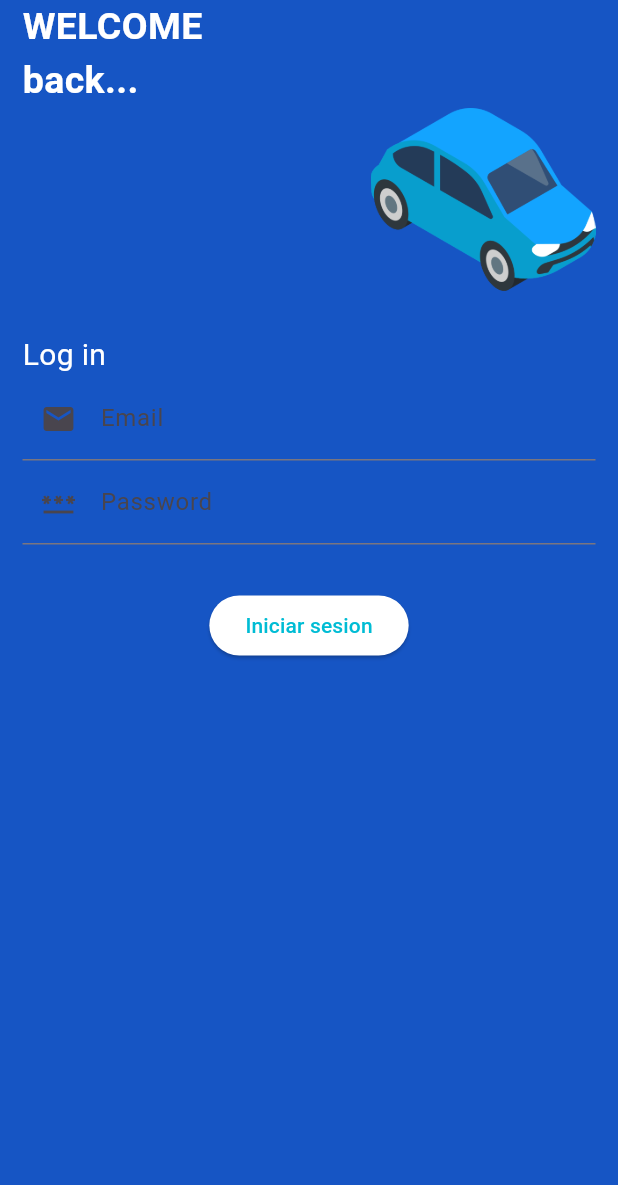
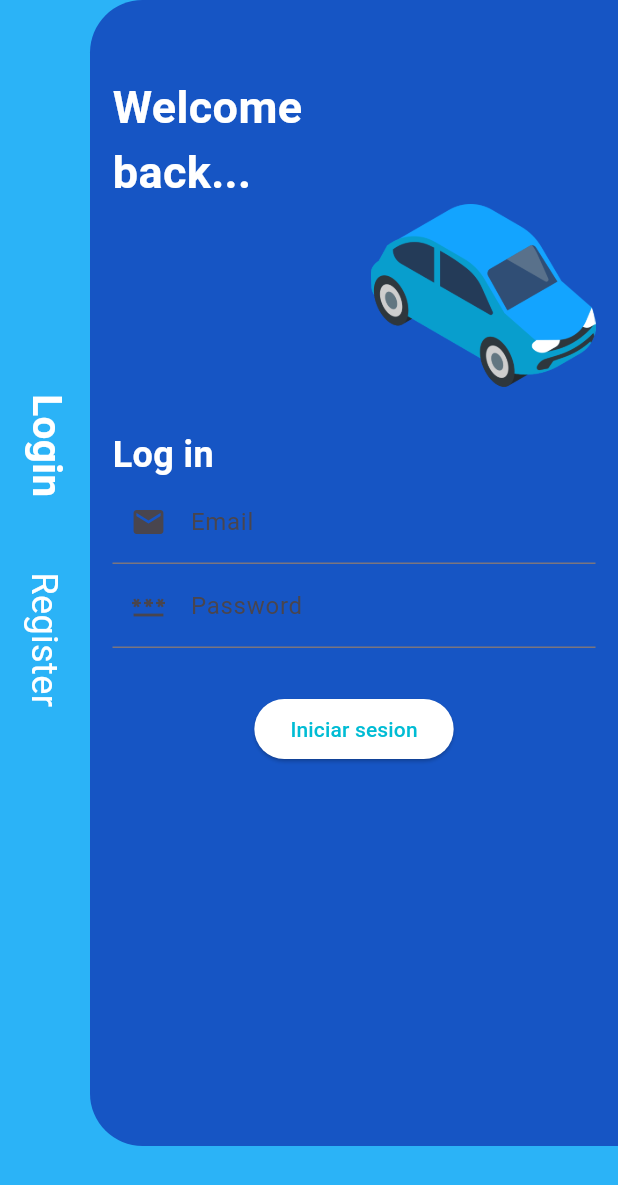
Before and after one commit to alanbalfonso/Flutter_Indriver_Clone, a Flutter app: the screen it shows after launch, on a phone screen of 412 x 824 dp. Shown: the top 1185 px of the screen. Run offline on Flutter 3.47's test engine with Material 3 defaults, Android fonts, the phone set to English and light mode, and no system bars.

Commit message:
cambios en pantalla login

```diff
--- a/app/indriver_clone_flutter/lib/src/presentation/pages/auth/login/LoginContent.dart
+++ b/app/indriver_clone_flutter/lib/src/presentation/pages/auth/login/LoginContent.dart
@@ -5,23 +5,60 @@ class LoginContent extends StatelessWidget {
 
   @override
   Widget build(BuildContext context) {
-    return SafeArea(
+    return Stack(children: [
+      Container(
+        height: MediaQuery.of(context).size.height,
+        width: MediaQuery.of(context).size.width,
+        color: const Color.fromARGB(255, 43, 179, 247),
+        padding: EdgeInsets.only(left: 12),
+        child: Column(
+          crossAxisAlignment: CrossAxisAlignment.start, //HORIZONTAL
+          mainAxisAlignment: MainAxisAlignment.center, //VERTICAL
+          children: [
+            RotatedBox(
+                quarterTurns: 1,
+                child: Text('Login',
+                    style: TextStyle(
+                        color: Colors.white,
+                        fontSize: 27,
+                        fontWeight: FontWeight.bold))),
+            SizedBox(height: 50),
+            RotatedBox(
+              quarterTurns: 1,
+              child: Text(
+                'Register',
+                style: TextStyle(color: Colors.white, fontSize: 24),
+              ),
+            ),
+            SizedBox(height: 90),
+          ],
+        ),
+      ),
+      Container(
+        margin: EdgeInsets.only(left: 60, bottom: 60),
+        decoration: BoxDecoration(
+            color: Color.fromARGB(255, 22, 85, 196),
+            borderRadius: BorderRadius.only(
+                topLeft: Radius.circular(35), bottomLeft: Radius.circular(35))),
         child: Container(
           margin: EdgeInsets.only(left: 15, right: 15),
           child: Column(
             crossAxisAlignment: CrossAxisAlignment.start,
             children: [
+              SizedBox(
+                height: 50,
+              ),
               Text(
-              'WELCOME',
+                'Welcome',
                 style: TextStyle(
-                  fontSize: 25,
+                    fontSize: 30,
                     color: Colors.white,
                     fontWeight: FontWeight.bold),
               ),
               Text(
                 'back...',
                 style: TextStyle(
-                  fontSize: 25,
+                    fontSize: 30,
                     color: Colors.white,
                     fontWeight: FontWeight.bold),
               ),
@@ -36,9 +73,9 @@ class LoginContent extends StatelessWidget {
               Text(
                 'Log in',
                 style: TextStyle(
-                fontSize: 20,
+                    fontSize: 24,
                     color: Colors.white,
-              ),
+                    fontWeight: FontWeight.bold),
               ),
               TextFormField(
                 decoration: InputDecoration(
@@ -53,7 +90,8 @@ class LoginContent extends StatelessWidget {
                 margin: EdgeInsets.only(top: 30),
                 child: ElevatedButton(
                   onPressed: () {},
-                style: ElevatedButton.styleFrom(backgroundColor: Colors.white),
+                  style:
+                      ElevatedButton.styleFrom(backgroundColor: Colors.white),
                   child: Text(
                     'Iniciar sesion',
                     style: TextStyle(color: Colors.cyan),
@@ -63,6 +101,7 @@ class LoginContent extends StatelessWidget {
             ],
           ),
         ),
-    );
+      ),
+    ]);
   }
 }
--- a/app/indriver_clone_flutter/lib/src/presentation/pages/auth/login/LoginPage.dart
+++ b/app/indriver_clone_flutter/lib/src/presentation/pages/auth/login/LoginPage.dart
@@ -16,7 +16,7 @@ class _LoginPageState extends State<LoginPage> {
   @override
   Widget build(BuildContext context) {
     return Scaffold(
-      backgroundColor: const Color.fromARGB(255, 22, 85, 196),
+      // backgroundColor: const Color.fromARGB(255, 22, 85, 196),
       body: LoginContent(),
     );
   }
```
Lines whose indentation alone changed are shown as unchanged.
